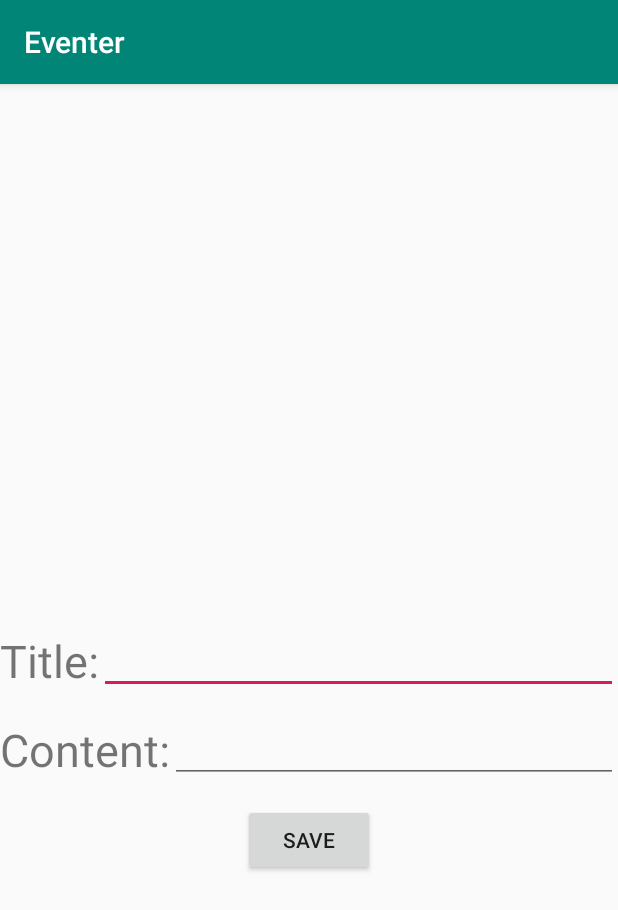
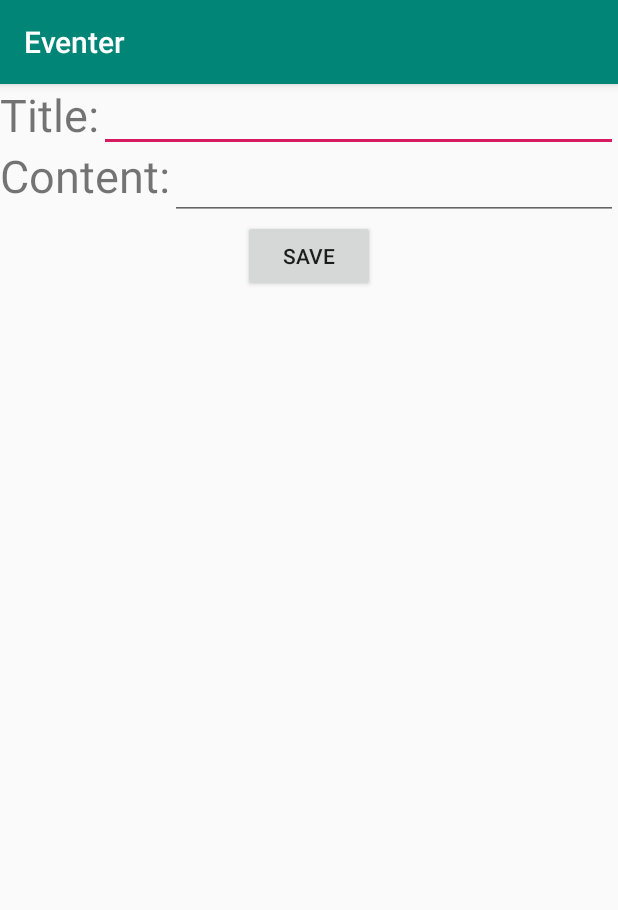
Before and after one commit to sver18ed/Eventer, an Android app: the CreateEventActivity screen opened directly, with no data from a screen before it, on a phone screen of 412 x 824 dp. Shown: the top 910 px of the screen. Run offline under Robolectric (Android 15) with nearby library versions, the phone set to English and light mode, and no system bars; our stand-ins replace Firebase (no records; nobody signed in at launch, a user with empty details on screens opened directly).

```diff
--- a/app/build.gradle
+++ b/app/build.gradle
@@ -3,6 +3,8 @@ apply plugin: 'com.android.application'
 apply plugin: 'kotlin-android'
 
 apply plugin: 'kotlin-android-extensions'
+
+apply plugin: 'com.google.gms.google-services'
 
 android {
     compileSdkVersion 29
@@ -14,6 +16,7 @@ android {
         versionCode 1
         versionName "1.0"
         testInstrumentationRunner "androidx.test.runner.AndroidJUnitRunner"
+        multiDexEnabled true
     }
     buildTypes {
         release {
@@ -29,6 +32,8 @@ dependencies {
     implementation 'androidx.appcompat:appcompat:1.0.2'
     implementation 'androidx.core:core-ktx:1.0.2'
     implementation 'androidx.constraintlayout:constraintlayout:1.1.3'
+    implementation 'com.google.firebase:firebase-firestore:21.4.0'
+    implementation 'com.android.support:multidex:1.0.3'
     testImplementation 'junit:junit:4.12'
     androidTestImplementation 'androidx.test.ext:junit:1.1.0'
     androidTestImplementation 'androidx.test.espresso:espresso-core:3.1.1'
--- a/app/src/main/java/com/example/eventer/CreateEventActivity.kt
+++ b/app/src/main/java/com/example/eventer/CreateEventActivity.kt
@@ -1,12 +1,39 @@
 package com.example.eventer
 
+import android.content.Intent
 import androidx.appcompat.app.AppCompatActivity
 import android.os.Bundle
+import android.widget.Button
+import android.widget.EditText
+import com.google.firebase.firestore.FirebaseFirestore
 
 class CreateEventActivity : AppCompatActivity() {
 
     override fun onCreate(savedInstanceState: Bundle?) {
         super.onCreate(savedInstanceState)
         setContentView(R.layout.activity_create_event)
+
+        val titleEditText = findViewById<EditText>(R.id.title_edit_text)
+        val contentEditText = findViewById<EditText>(R.id.content_edit_text)
+
+        val db = FirebaseFirestore.getInstance()
+
+        val saveButton = findViewById<Button>(R.id.save_button)
+        saveButton.setOnClickListener {
+
+            val title = titleEditText.editableText.toString()
+            val content = contentEditText.editableText.toString()
+
+            val event = hashMapOf(
+                "title" to title,
+                "content" to content
+            )
+
+            db.collection("events").add(event)
+
+            val intent = Intent(this, ViewEventActivity::class.java)
+            startActivity(intent)
+            this.finish()
+        }
     }
 }
--- a/app/src/main/java/com/example/eventer/ViewEventActivity.kt
+++ b/app/src/main/java/com/example/eventer/ViewEventActivity.kt
@@ -6,12 +6,17 @@ import android.os.Bundle
 import android.widget.Button
 import android.widget.TextView
 import com.example.eventer.models.eventsRepository
+import com.google.firebase.firestore.FirebaseFirestore
 
 class ViewEventActivity : AppCompatActivity() {
 
     override fun onCreate(savedInstanceState: Bundle?) {
         super.onCreate(savedInstanceState)
         setContentView(R.layout.activity_view_event)
+
+        val db = FirebaseFirestore.getInstance()
+
+        db.collection("users").get()
 
         val event = eventsRepository.getEventById(intent.getIntExtra("id", 0))
 
--- a/app/src/main/res/layout/activity_create_event.xml
+++ b/app/src/main/res/layout/activity_create_event.xml
@@ -13,17 +13,7 @@
         android:text="@string/title"
         android:textSize="30sp"
         app:layout_constraintStart_toStartOf="parent"
-        app:layout_constraintTop_toTopOf="parent"
-        app:layout_constraintBottom_toBottomOf="parent"/>
-
-    <TextView
-        android:id="@+id/editTitleTextWatcher"
-        android:layout_width="wrap_content"
-        android:layout_height="wrap_content"
-        android:textSize="10sp"
-        app:layout_constraintStart_toStartOf="parent"
-        app:layout_constraintEnd_toEndOf="parent"
-        app:layout_constraintTop_toBottomOf="@id/editTitleText"/>
+        app:layout_constraintTop_toTopOf="parent"/>
 
     <TextView
         android:id="@+id/contentText"
@@ -32,45 +22,33 @@
         android:text="@string/content"
         android:textSize="30sp"
         app:layout_constraintStart_toStartOf="parent"
-        app:layout_constraintTop_toBottomOf="@+id/editTitleTextWatcher"
-        app:layout_constraintBottom_toBottomOf="@id/editContentText"/>
-
-    <TextView
-        android:id="@+id/editContentTextWatcher"
-        android:layout_width="wrap_content"
-        android:layout_height="wrap_content"
-        android:textSize="10sp"
-        app:layout_constraintStart_toStartOf="parent"
-        app:layout_constraintEnd_toEndOf="parent"
-        app:layout_constraintTop_toBottomOf="@id/editContentText"/>
+        app:layout_constraintTop_toBottomOf="@+id/titleText"/>
 
     <EditText
-        android:id="@+id/editTitleText"
+        android:id="@+id/title_edit_text"
         android:layout_width="0dp"
         android:layout_height="wrap_content"
         android:inputType="textPersonName"
         app:layout_constraintEnd_toEndOf="parent"
         app:layout_constraintStart_toEndOf="@+id/titleText"
-        app:layout_constraintTop_toTopOf="parent"
-        app:layout_constraintBottom_toBottomOf="parent"/>
+        app:layout_constraintTop_toTopOf="parent"/>
 
     <EditText
-        android:id="@+id/editContentText"
+        android:id="@+id/content_edit_text"
         android:layout_width="0dp"
         android:layout_height="wrap_content"
         android:inputType="textPersonName"
         app:layout_constraintEnd_toEndOf="parent"
         app:layout_constraintStart_toEndOf="@+id/contentText"
-        app:layout_constraintTop_toBottomOf="@+id/editTitleTextWatcher"
-        android:autofillHints="" />
+        app:layout_constraintTop_toBottomOf="@+id/title_edit_text" />
 
     <Button
-        android:id="@+id/save"
+        android:id="@+id/save_button"
         android:layout_width="wrap_content"
         android:layout_height="wrap_content"
         android:text="@string/save"
         app:layout_constraintLeft_toLeftOf="parent"
         app:layout_constraintRight_toRightOf="parent"
-        app:layout_constraintTop_toBottomOf="@id/editContentTextWatcher"/>
+        app:layout_constraintTop_toBottomOf="@id/content_edit_text"/>
 
 </androidx.constraintlayout.widget.ConstraintLayout>
--- a/build.gradle
+++ b/build.gradle
@@ -12,6 +12,7 @@ buildscript {
         classpath "org.jetbrains.kotlin:kotlin-gradle-plugin:$kotlin_version"
         // NOTE: Do not place your application dependencies here; they belong
         // in the individual module build.gradle files
+        classpath 'com.google.gms:google-services:4.3.3'
     }
 }
 
```
